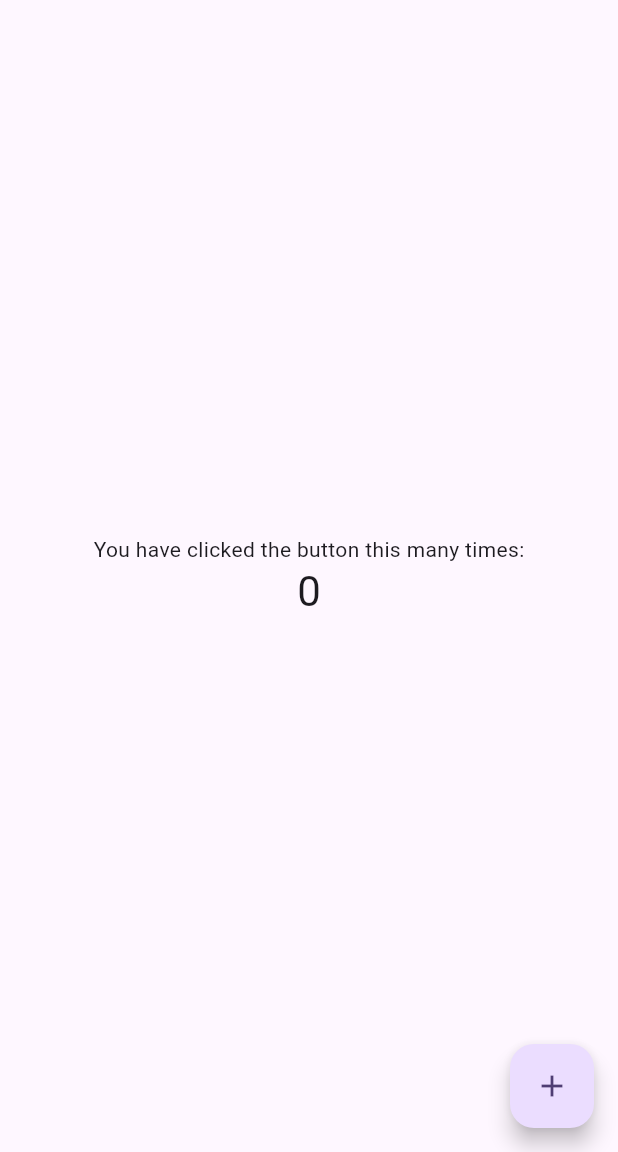
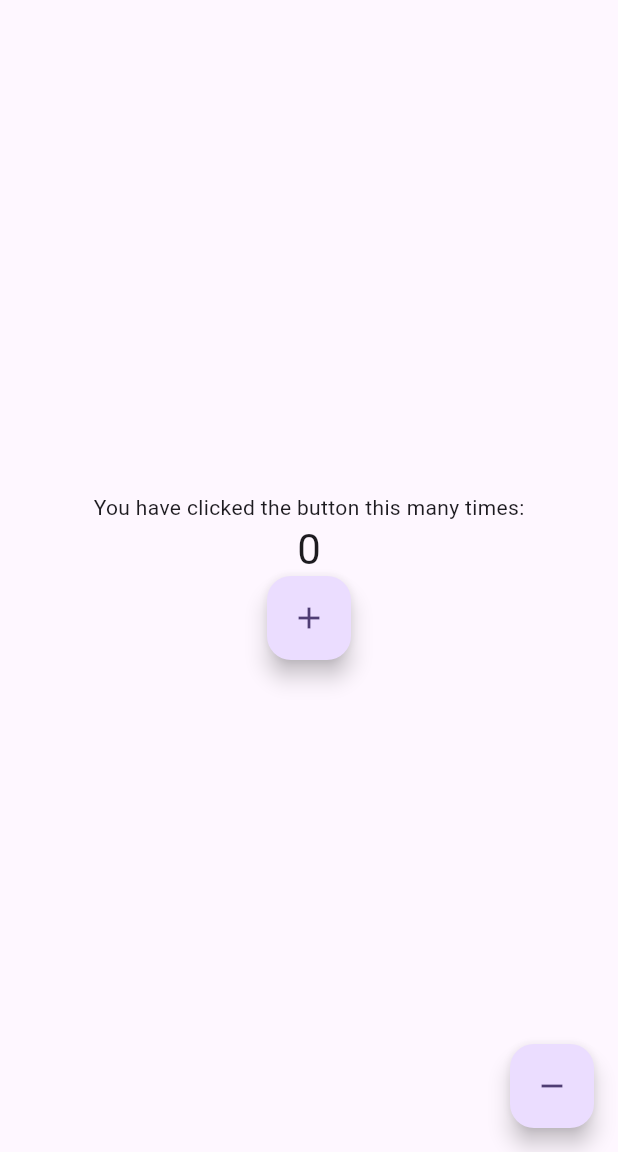
Before and after one commit to jonesamelia/click-me, a Flutter app: the screen it shows after launch, on a phone screen of 412 x 824 dp, the part 84-1236 px from its top. Run offline on Flutter 3.47's test engine with Material 3 defaults, Android fonts, the phone set to English and light mode, and no system bars.

Commit message:
subtract button

```diff
--- a/test_drive/lib/main.dart
+++ b/test_drive/lib/main.dart
@@ -54,6 +54,7 @@ class MyHomePage extends StatefulWidget {
   State<MyHomePage> createState() => _MyHomePageState();
 }
 
+
 class _MyHomePageState extends State<MyHomePage> {
   int _counter = 0;
 
@@ -65,6 +66,16 @@ class _MyHomePageState extends State<MyHomePage> {
       // _counter without calling setState(), then the build method would not be
       // called again, and so nothing would appear to happen.
       _counter++;
+    });
+  }
+  void _decrementCounter() {
+    setState(() {
+      // This call to setState tells the Flutter framework that something has
+      // changed in this State, which causes it to rerun the build method below
+      // so that the display can reflect the updated values. If we changed
+      // _counter without calling setState(), then the build method would not be
+      // called again, and so nothing would appear to happen.
+      _counter--;
     });
   }
 
@@ -112,14 +123,20 @@ class _MyHomePageState extends State<MyHomePage> {
               '$_counter',
               style: Theme.of(context).textTheme.headlineMedium,
             ),
+            FloatingActionButton(
+              onPressed: _incrementCounter,
+              tooltip: "Increment",
+              child: const Icon(Icons.add),
+              )
           ],
         ),
       ),
       floatingActionButton: FloatingActionButton(
-        onPressed: _incrementCounter,
-        tooltip: 'Increment',
-        child: const Icon(Icons.add),
-      ), // This trailing comma makes auto-formatting nicer for build methods.
+        onPressed: _decrementCounter,
+        tooltip: 'Decrement',
+        child: const Icon(Icons.remove),
+      ),
+       // This trailing comma makes auto-formatting nicer for build methods.
     );
   }
 }
```
